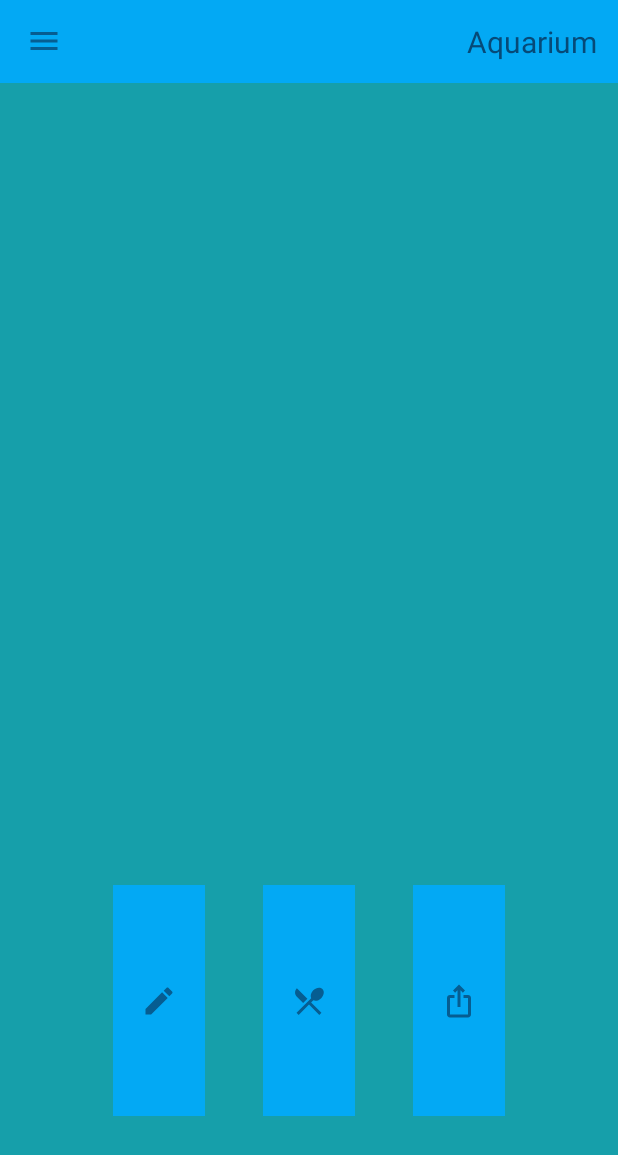
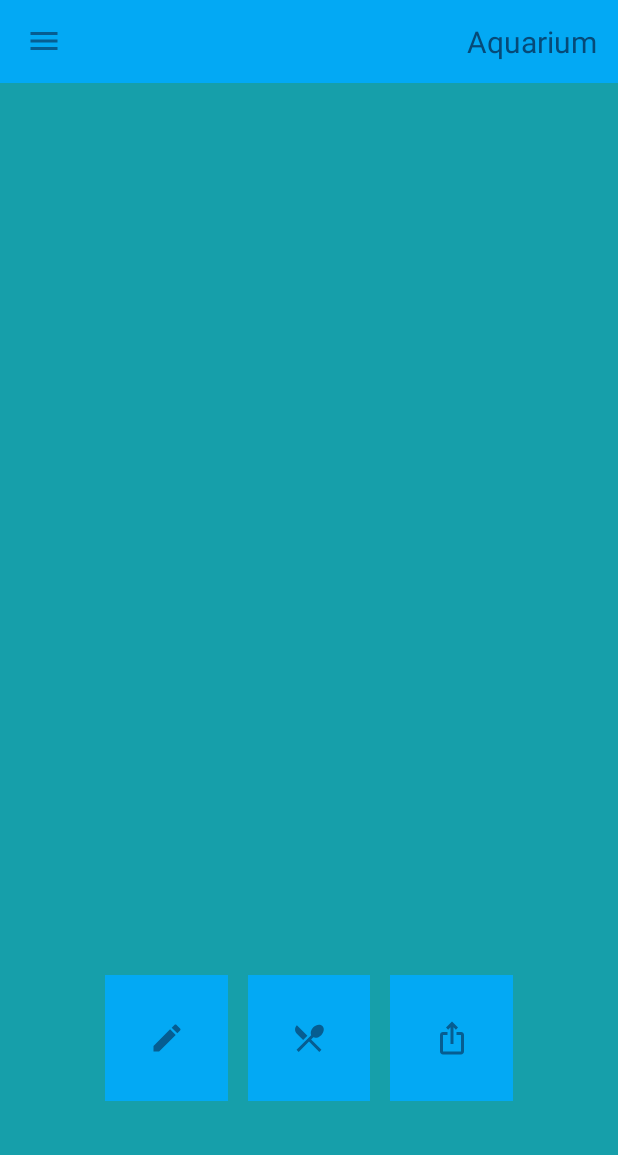
Before and after one commit to 55688rrrr/UIBasic2, an Android app: the screen it shows after launch (MainActivity), on a phone screen of 412 x 824 dp. Shown: the top 1155 px of the screen. Run offline under Robolectric (Android 15) with nearby library versions, the phone set to English and light mode, and no system bars.

Commit message:
將格式修改

```diff
--- a/app/src/main/res/layout/activity_main.xml
+++ b/app/src/main/res/layout/activity_main.xml
@@ -13,20 +13,22 @@
     <include
         layout="@layout/toolbar"/>
 
+
     <ImageButton
-        android:id="@+id/imageButton2"
+        android:id="@+id/imageButton3"
         android:layout_width="60dp"
         android:layout_height="60dp"
         android:layout_alignParentStart="true"
         android:layout_alignParentTop="true"
         android:layout_alignParentEnd="true"
         android:layout_alignParentBottom="true"
-        android:layout_marginStart="275dp"
-        android:layout_marginTop="590dp"
-        android:layout_marginEnd="75dp"
-        android:layout_marginBottom="80dp"
+        android:layout_marginStart="70dp"
+        android:layout_marginTop="650dp"
+        android:layout_marginEnd="260dp"
+        android:layout_marginBottom="90dp"
         android:background="@color/itemBlue"
-        app:srcCompat="@drawable/ic_share" />
+        app:layout_constraintTop_toTopOf="@+id/imageButton"
+        app:srcCompat="@drawable/ic_edit" />
 
     <ImageButton
         android:id="@+id/imageButton"
@@ -36,28 +38,27 @@
         android:layout_alignParentTop="true"
         android:layout_alignParentEnd="true"
         android:layout_alignParentBottom="true"
-        android:layout_marginStart="175dp"
-        android:layout_marginTop="590dp"
-        android:layout_marginEnd="175dp"
-        android:layout_marginBottom="80dp"
+        android:layout_marginStart="165dp"
+        android:layout_marginTop="650dp"
+        android:layout_marginEnd="165dp"
+        android:layout_marginBottom="90dp"
         android:background="@color/itemBlue"
         app:srcCompat="@drawable/ic_feed" />
 
     <ImageButton
-        android:id="@+id/imageButton3"
+        android:id="@+id/imageButton2"
         android:layout_width="60dp"
         android:layout_height="60dp"
         android:layout_alignParentStart="true"
         android:layout_alignParentTop="true"
         android:layout_alignParentEnd="true"
         android:layout_alignParentBottom="true"
-        android:layout_marginStart="75dp"
-        android:layout_marginTop="590dp"
-        android:layout_marginEnd="275dp"
-        android:layout_marginBottom="80dp"
+        android:layout_marginStart="260dp"
+        android:layout_marginTop="650dp"
+        android:layout_marginEnd="70dp"
+        android:layout_marginBottom="90dp"
         android:background="@color/itemBlue"
-        app:layout_constraintTop_toTopOf="@+id/imageButton"
-        app:srcCompat="@drawable/ic_edit" />
+        app:srcCompat="@drawable/ic_share" />
 
 
 </RelativeLayout>
```
